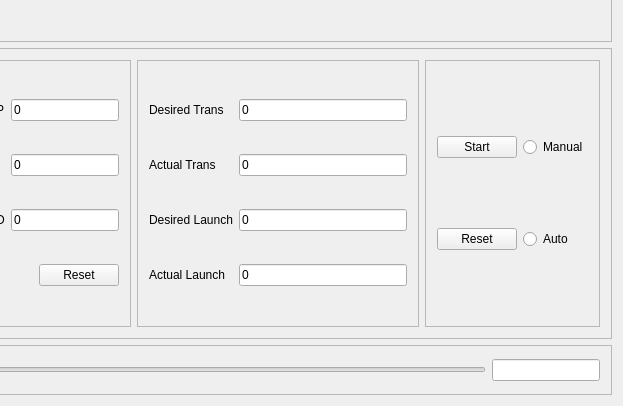
SilentStrike/beerpong, file ui/mainwindow.ui: the form before one commit; both pictures show x 685 to 1308 and y 449 to 855 of the 1308 by 855 pixel window.
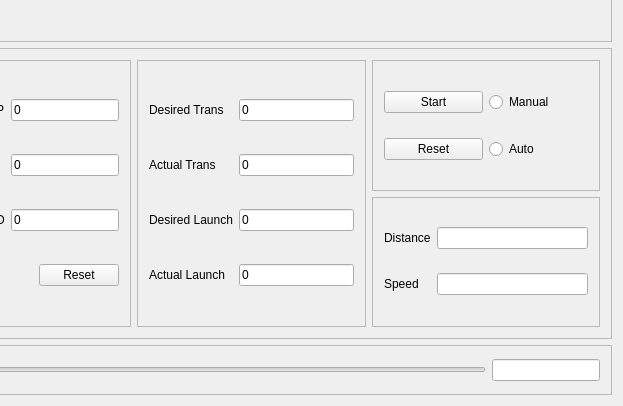
The form after the commit.

Commit message: Speed Calcs

Patch:
```diff
--- a/ui/mainwindow.ui
+++ b/ui/mainwindow.ui
@@ -85,8 +85,8 @@
       <property name="frameShadow">
        <enum>QFrame::Raised</enum>
       </property>
-      <layout class="QHBoxLayout" name="horizontalLayout_3">
-       <item>
+      <layout class="QGridLayout" name="gridLayout_8">
+       <item row="0" column="0" rowspan="2">
         <widget class="QFrame" name="pidFrame">
          <property name="frameShape">
           <enum>QFrame::StyledPanel</enum>
@@ -147,7 +147,7 @@
          </layout>
         </widget>
        </item>
-       <item>
+       <item row="0" column="1" rowspan="2">
         <widget class="QFrame" name="speedFrame">
          <property name="frameShape">
           <enum>QFrame::StyledPanel</enum>
@@ -215,7 +215,7 @@
          </layout>
         </widget>
        </item>
-       <item>
+       <item row="0" column="2">
         <widget class="QFrame" name="buttonFrame">
          <property name="frameShape">
           <enum>QFrame::StyledPanel</enum>
@@ -255,6 +255,38 @@
          </layout>
         </widget>
        </item>
+       <item row="1" column="2">
+        <widget class="QFrame" name="launchFrame">
+         <property name="frameShape">
+          <enum>QFrame::StyledPanel</enum>
+         </property>
+         <property name="frameShadow">
+          <enum>QFrame::Raised</enum>
+         </property>
+         <layout class="QGridLayout" name="gridLayout_7">
+          <item row="0" column="0">
+           <widget class="QLabel" name="distLabel">
+            <property name="text">
+             <string>Distance</string>
+            </property>
+           </widget>
+          </item>
+          <item row="0" column="1">
+           <widget class="QLineEdit" name="distanceBox"/>
+          </item>
+          <item row="1" column="0">
+           <widget class="QLabel" name="speedLabel">
+            <property name="text">
+             <string>Speed</string>
+            </property>
+           </widget>
+          </item>
+          <item row="1" column="1">
+           <widget class="QLineEdit" name="speedBox"/>
+          </item>
+         </layout>
+        </widget>
+       </item>
       </layout>
      </widget>
     </item>
```
The commit also changes 2 other files.
